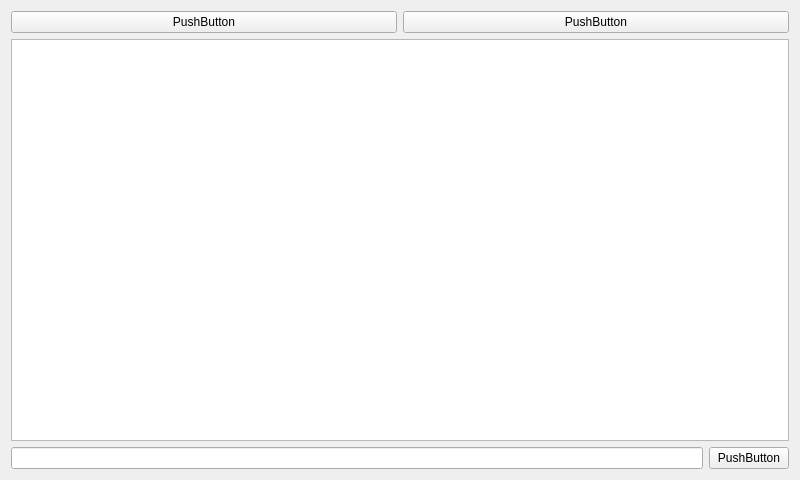
First picture: the form in qiowidget/DeviceTerminal/MainWindow.ui, repository mwales/utils, before the edit.
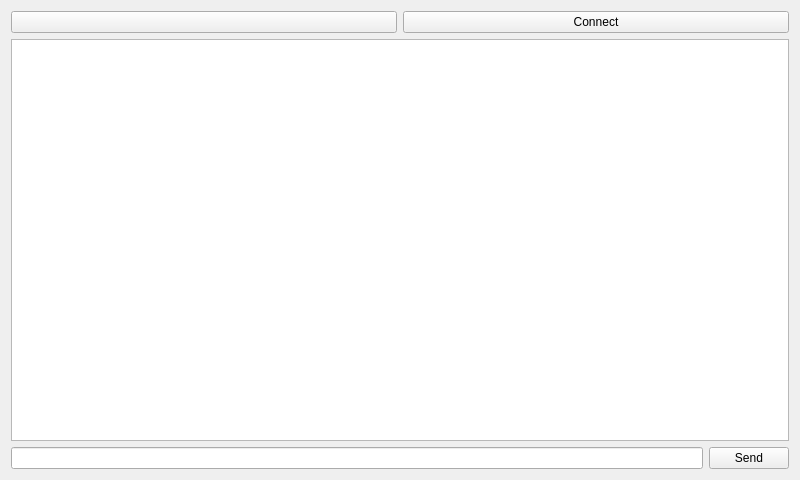
Second picture: the form after the edit. Custom widgets are drawn as their Qt base class.

Diff of the .ui file:
```diff
--- a/qiowidget/DeviceTerminal/MainWindow.ui
+++ b/qiowidget/DeviceTerminal/MainWindow.ui
@@ -18,16 +18,13 @@
     <item>
      <layout class="QHBoxLayout" name="horizontalLayout">
       <item>
-       <widget class="QPushButton" name="pushButton">
-        <property name="text">
-         <string>PushButton</string>
-        </property>
+       <widget class="QIOWidgetSelector" name="theIoConfig">
        </widget>
       </item>
       <item>
        <widget class="QPushButton" name="pushButton_2">
         <property name="text">
-         <string>PushButton</string>
+         <string>Connect</string>
         </property>
        </widget>
       </item>
@@ -44,7 +41,7 @@
       <item>
        <widget class="QPushButton" name="pushButton_3">
         <property name="text">
-         <string>PushButton</string>
+         <string>Send</string>
         </property>
        </widget>
       </item>
@@ -54,6 +51,13 @@
   </widget>
  </widget>
  <layoutdefault spacing="6" margin="11"/>
+ <customwidgets>
+  <customwidget>
+   <class>QIOWidgetSelector</class>
+   <extends>QPushButton</extends>
+   <header>QIOWidgetSelector.h</header>
+  </customwidget>
+ </customwidgets>
  <resources/>
  <connections/>
 </ui>
```
Left out of the diff: 8 changed lines with no effect on the pictures.
